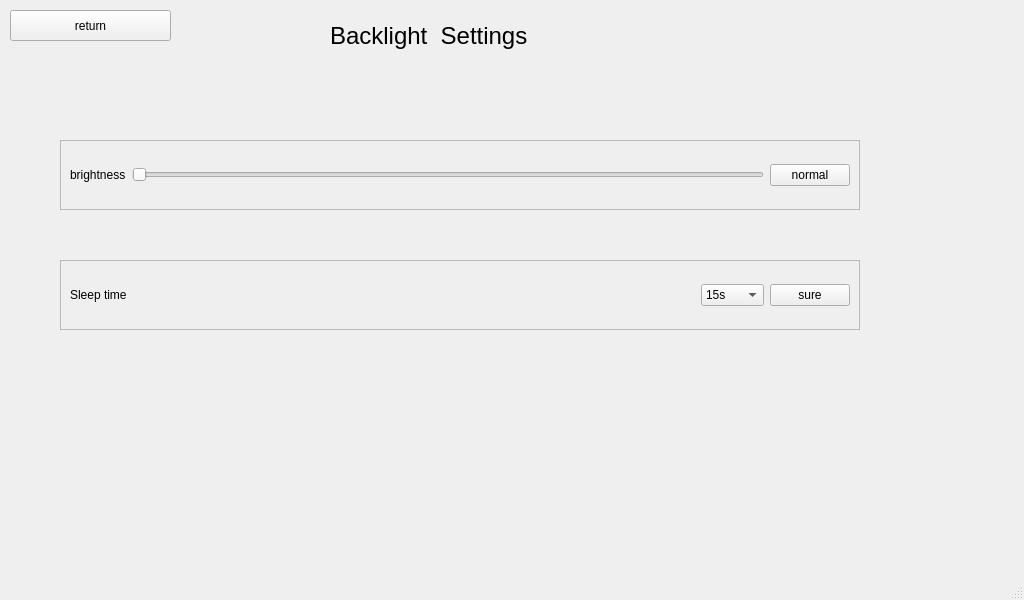
First picture: the form in qt/t507/backlight.ui, repository jizizihe/baijie_demo, before the edit.
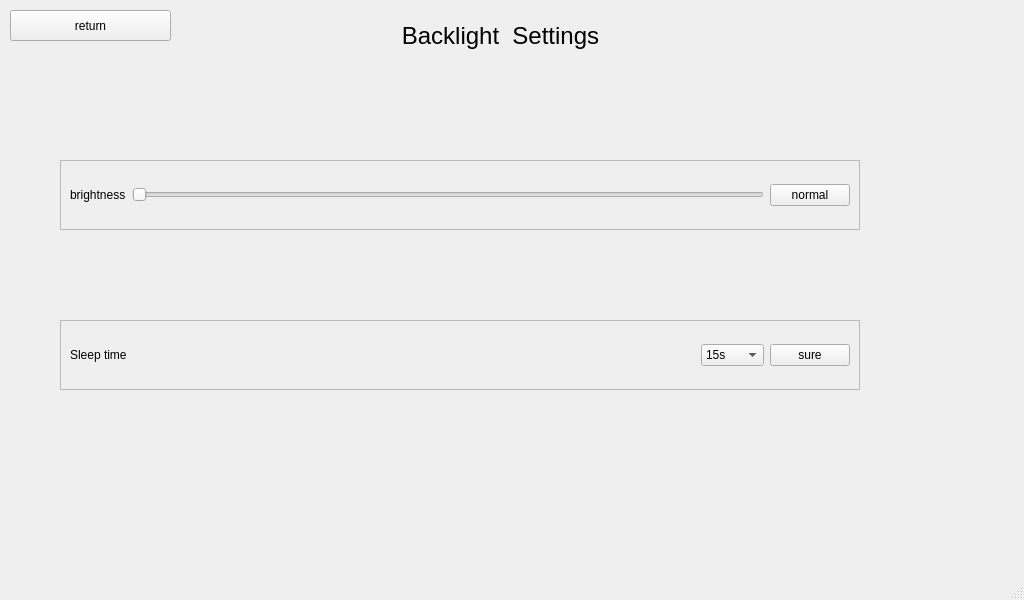
Second picture: the form after the edit.

Commit message: solve the backlight bug and add a simple keyboard

```diff
--- a/qt/t507/backlight.ui
+++ b/qt/t507/backlight.ui
@@ -18,7 +18,7 @@
     <property name="geometry">
      <rect>
       <x>60</x>
-      <y>260</y>
+      <y>320</y>
       <width>800</width>
       <height>70</height>
      </rect>
@@ -114,7 +114,7 @@
     <property name="geometry">
      <rect>
       <x>60</x>
-      <y>140</y>
+      <y>160</y>
       <width>800</width>
       <height>70</height>
      </rect>
@@ -159,7 +159,7 @@
    <widget class="QLabel" name="label_3">
     <property name="geometry">
      <rect>
-      <x>330</x>
+      <x>290</x>
       <y>10</y>
       <width>421</width>
       <height>51</height>
@@ -173,6 +173,9 @@
     <property name="text">
      <string>Backlight  Settings</string>
     </property>
+    <property name="alignment">
+     <set>Qt::AlignCenter</set>
+    </property>
    </widget>
   </widget>
   <widget class="QMenuBar" name="menubar">
```
The commit also changes 71 other files.
